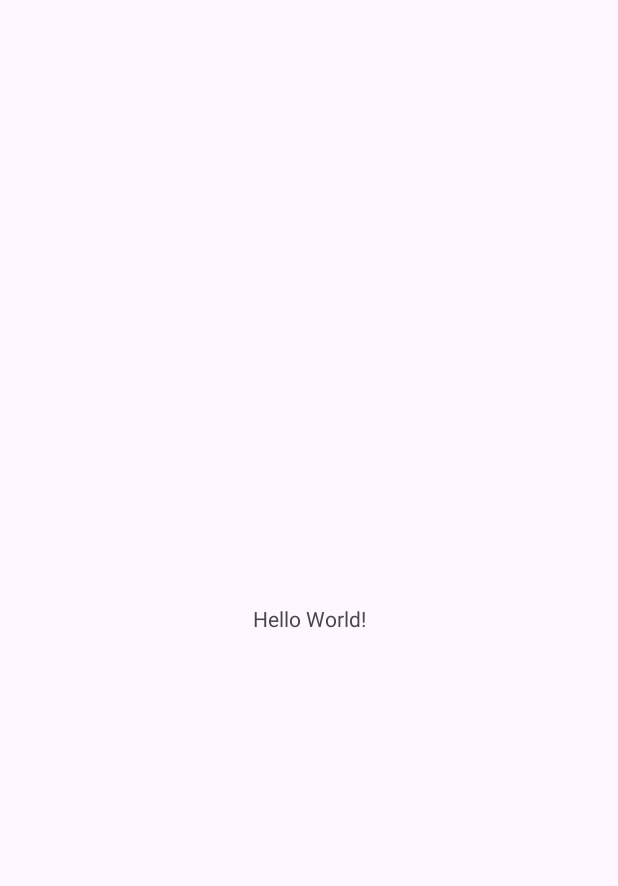
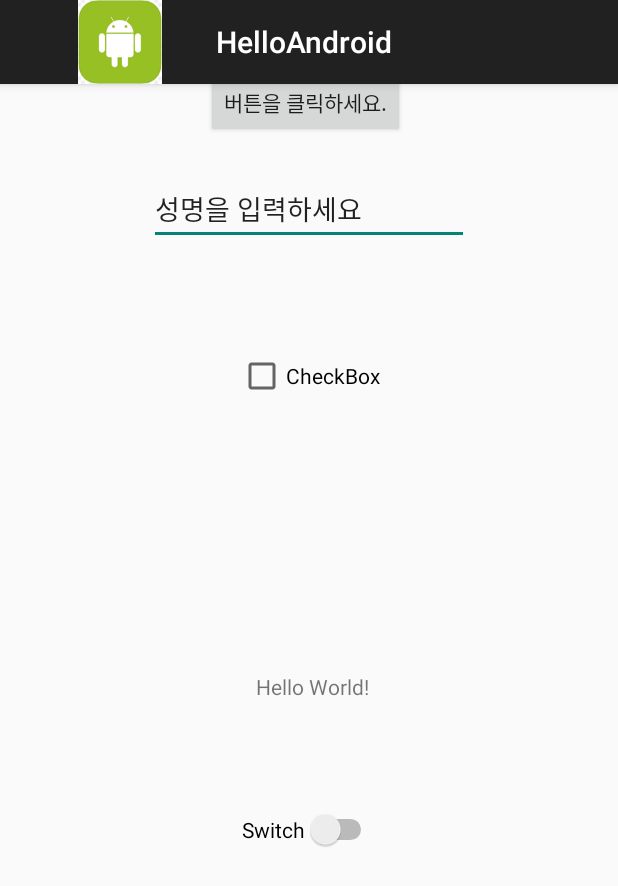
Before and after one commit to tossyKim/HelloAndroid, an Android app: the screen it shows after launch (MainActivity), on a phone screen of 412 x 824 dp. Before the commit the part shown is almost empty. Shown: the top 886 px of the screen. Run offline under Robolectric (Android 15) with nearby library versions, the phone set to English and light mode, and no system bars; 1 statement that could not run was skipped.

Commit message:
EditText에 입력받아서 처리 onclick

```diff
--- a/app/src/main/AndroidManifest.xml
+++ b/app/src/main/AndroidManifest.xml
@@ -10,7 +10,7 @@
         android:label="@string/app_name"
         android:roundIcon="@mipmap/ic_launcher_round"
         android:supportsRtl="true"
-        android:theme="@style/Theme.HelloAndroid"
+        android:theme="@style/Theme.AppCompat.Light.DarkActionBar"
         tools:targetApi="31">
         <activity
             android:name=".MainActivity"
--- a/app/src/main/java/kr/ac/kopo/helloandroid/MainActivity.java
+++ b/app/src/main/java/kr/ac/kopo/helloandroid/MainActivity.java
@@ -1,9 +1,15 @@
 package kr.ac.kopo.helloandroid;
 
 import android.os.Bundle;
-
 import androidx.activity.EdgeToEdge;
 import androidx.appcompat.app.AppCompatActivity;
+
+import android.view.View;
+import android.widget.Button;
+import android.widget.EditText;
+import android.widget.TextView;
+import android.widget.Toast;
+
 import androidx.core.graphics.Insets;
 import androidx.core.view.ViewCompat;
 import androidx.core.view.WindowInsetsCompat;
@@ -15,10 +21,27 @@ public class MainActivity extends AppCompatActivity {
         super.onCreate(savedInstanceState);
         EdgeToEdge.enable(this);
         setContentView(R.layout.activity_main);
-        ViewCompat.setOnApplyWindowInsetsListener(findViewById(R.id.main), (v, insets) -> {
-            Insets systemBars = insets.getInsets(WindowInsetsCompat.Type.systemBars());
-            v.setPadding(systemBars.left, systemBars.top, systemBars.right, systemBars.bottom);
-            return insets;
+        getSupportActionBar().setDisplayShowHomeEnabled(true);
+        getSupportActionBar().setIcon(R.drawable.icon);
+        Button btn1 = (Button) findViewById(R.id.btn1);
+        TextView tv1 = (TextView) findViewById(R.id.tv1);
+        EditText edit1 = findViewById(R.id.editname);
+
+        btn1.setOnClickListener(new View.OnClickListener() {
+            @Override
+            public void onClick(View v) {
+                Toast toast = Toast.makeText(getApplicationContext(), "버튼을 클릭하셨네요.", Toast.LENGTH_LONG);
+                toast.show();
+                String name = edit1.getText().toString();
+                tv1.setText(name + " 입니다.");
+            }
         });
+
+
+//        ViewCompat.setOnApplyWindowInsetsListener(findViewById(R.id.main), (v, insets) -> {
+//            Insets systemBars = insets.getInsets(WindowInsetsCompat.Type.systemBars());
+//            v.setPadding(systemBars.left, systemBars.top, systemBars.right, systemBars.bottom);
+//            return insets;
+//        });
     }
 }
--- a/app/src/main/res/layout/activity_main.xml
+++ b/app/src/main/res/layout/activity_main.xml
@@ -2,18 +2,68 @@
 <androidx.constraintlayout.widget.ConstraintLayout xmlns:android="http://schemas.android.com/apk/res/android"
     xmlns:app="http://schemas.android.com/apk/res-auto"
     xmlns:tools="http://schemas.android.com/tools"
-    android:id="@+id/main"
+    android:id="@+id/editname"
     android:layout_width="match_parent"
     android:layout_height="match_parent"
     tools:context=".MainActivity">
 
+
     <TextView
+        android:id="@+id/tv1"
         android:layout_width="wrap_content"
         android:layout_height="wrap_content"
+        android:layout_marginEnd="5dp"
+        android:layout_marginBottom="72dp"
         android:text="Hello World!"
+        app:layout_constraintBottom_toTopOf="@+id/switch1"
+        app:layout_constraintEnd_toEndOf="@+id/switch1" />
+
+    <Button
+        android:id="@+id/btn1"
+        android:layout_width="wrap_content"
+        android:layout_height="wrap_content"
+        android:layout_marginStart="38dp"
+        android:layout_marginTop="44dp"
+        android:text="@string/btn1"
+        app:layout_constraintStart_toStartOf="@+id/editname"
+        app:layout_constraintTop_toTopOf="parent" />
+
+    <CheckBox
+        android:id="@+id/checkBox"
+        android:layout_width="wrap_content"
+        android:layout_height="wrap_content"
+        android:layout_marginTop="71dp"
+        android:text="CheckBox"
+        app:layout_constraintEnd_toEndOf="parent"
+        app:layout_constraintStart_toStartOf="parent"
+        app:layout_constraintTop_toBottomOf="@+id/editname" />
+
+    <Switch
+        android:id="@+id/switch1"
+        android:layout_width="wrap_content"
+        android:layout_height="wrap_content"
+        android:layout_marginBottom="257dp"
+        android:text="Switch"
         app:layout_constraintBottom_toBottomOf="parent"
         app:layout_constraintEnd_toEndOf="parent"
+        app:layout_constraintStart_toStartOf="parent" />
+
+    <EditText
+        android:id="@+id/editname"
+        android:layout_width="wrap_content"
+        android:layout_height="wrap_content"
+        android:layout_marginTop="24dp"
+        android:ems="10"
+        android:inputType="text"
+        android:text="성명을 입력하세요"
+        app:layout_constraintEnd_toEndOf="parent"
         app:layout_constraintStart_toStartOf="parent"
-        app:layout_constraintTop_toTopOf="parent" />
+        app:layout_constraintTop_toBottomOf="@+id/btn1" />
+
+    <androidx.constraintlayout.widget.Barrier
+        android:id="@+id/barrier"
+        android:layout_width="wrap_content"
+        android:layout_height="wrap_content"
+        app:barrierDirection="left" />
 
 </androidx.constraintlayout.widget.ConstraintLayout>
--- a/app/src/main/res/values/strings.xml
+++ b/app/src/main/res/values/strings.xml
@@ -1,3 +1,4 @@
 <resources>
     <string name="app_name">HelloAndroid</string>
+    <string name="btn1">버튼을 클릭하세요.</string>
 </resources>
```
Also changed, not shown: app/src/main/res/drawable/icon.png (added).
